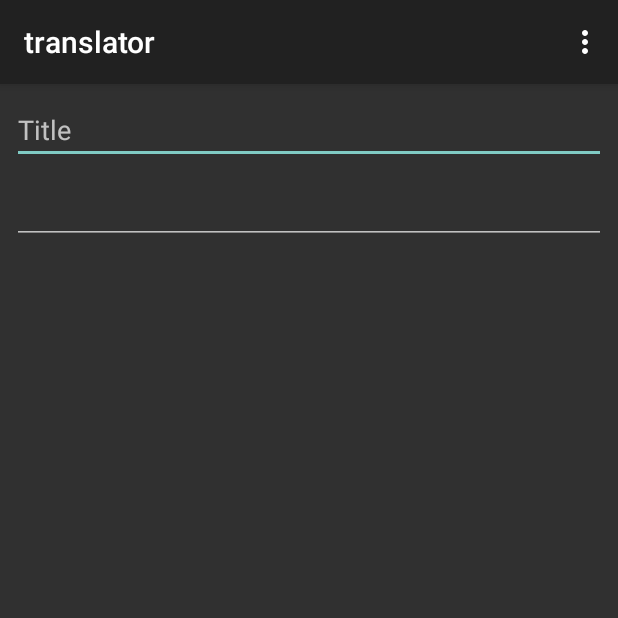
After one commit to harsh2201/Image-To-Recipe, an Android app: the EditActivity screen opened directly, with no data from a screen before it, on a phone screen of 412 x 824 dp, the top half of it. The commit adds this screen. Run offline under Robolectric (Android 15) with nearby library versions, the phone set to English and light mode, and no system bars; 2 statements that could not run were skipped.

Commit message:
EditActivity

```diff
--- a/app/src/main/AndroidManifest.xml
+++ b/app/src/main/AndroidManifest.xml
@@ -40,6 +40,9 @@
         <activity
             android:name=".ViewProductActivity"
             android:theme="@style/Theme.AppCompat" />
+        <activity
+            android:name=".EditActivity"
+            android:theme="@style/Base.Theme.AppCompat" />
     </application>
 
 </manifest>
--- /dev/null
+++ b/app/src/main/res/drawable/img_discard.xml
@@ -0,0 +1,5 @@
+<vector android:height="24dp" android:tint="#D9D9D9"
+    android:viewportHeight="24.0" android:viewportWidth="24.0"
+    android:width="24dp" xmlns:android="http://schemas.android.com/apk/res/android">
+    <path android:fillColor="#FF000000" android:pathData="M19,6.41L17.59,5 12,10.59 6.41,5 5,6.41 10.59,12 5,17.59 6.41,19 12,13.41 17.59,19 19,17.59 13.41,12z"/>
+</vector>
--- /dev/null
+++ b/app/src/main/res/drawable/img_save.xml
@@ -0,0 +1,5 @@
+<vector android:height="24dp" android:tint="#D9D9D9"
+    android:viewportHeight="24.0" android:viewportWidth="24.0"
+    android:width="24dp" xmlns:android="http://schemas.android.com/apk/res/android">
+    <path android:fillColor="#FF000000" android:pathData="M17,3L5,3c-1.11,0 -2,0.9 -2,2v14c0,1.1 0.89,2 2,2h14c1.1,0 2,-0.9 2,-2L21,7l-4,-4zM12,19c-1.66,0 -3,-1.34 -3,-3s1.34,-3 3,-3 3,1.34 3,3 -1.34,3 -3,3zM15,9L5,9L5,5h10v4z"/>
+</vector>
--- /dev/null
+++ b/app/src/main/res/layout/activity_edit.xml
@@ -0,0 +1,35 @@
+<?xml version="1.0" encoding="utf-8"?>
+<android.support.constraint.ConstraintLayout xmlns:android="http://schemas.android.com/apk/res/android"
+    xmlns:app="http://schemas.android.com/apk/res-auto"
+    xmlns:tools="http://schemas.android.com/tools"
+    android:layout_width="match_parent"
+    android:layout_height="match_parent"
+    tools:context=".EditActivity">
+
+    <EditText
+        android:id="@+id/edit_titleEditText"
+        android:layout_width="0dp"
+        android:layout_height="wrap_content"
+        android:layout_marginEnd="8dp"
+        android:layout_marginStart="8dp"
+        android:layout_marginTop="8dp"
+        android:ems="10"
+        android:hint="Title"
+        android:inputType="textPersonName"
+        app:layout_constraintEnd_toEndOf="parent"
+        app:layout_constraintStart_toStartOf="parent"
+        app:layout_constraintTop_toTopOf="parent" />
+
+    <EditText
+        android:id="@+id/edit_detectedEditText"
+        android:layout_width="0dp"
+        android:layout_height="wrap_content"
+        android:layout_marginEnd="8dp"
+        android:layout_marginStart="8dp"
+        android:layout_marginTop="8dp"
+        android:ems="10"
+        android:inputType="textMultiLine"
+        app:layout_constraintEnd_toEndOf="parent"
+        app:layout_constraintStart_toStartOf="parent"
+        app:layout_constraintTop_toBottomOf="@+id/edit_titleEditText" />
+</android.support.constraint.ConstraintLayout>
--- a/app/src/main/res/menu/features_list.xml
+++ b/app/src/main/res/menu/features_list.xml
@@ -21,4 +21,10 @@
         android:icon="@drawable/img_mic"
         app:showAsAction="always"
         android:title="Mic" />
+
+    <item
+        android:id="@+id/edit"
+        android:icon="@drawable/img_edit"
+        app:showAsAction="always"
+        android:title="Edit" />
 </menu>
--- /dev/null
+++ b/app/src/main/res/menu/menu_edit.xml
@@ -0,0 +1,21 @@
+<?xml version="1.0" encoding="utf-8"?>
+<menu xmlns:android="http://schemas.android.com/apk/res/android"
+    xmlns:app="http://schemas.android.com/apk/res-auto">
+
+
+
+    <item
+        android:id="@+id/menu_save"
+        app:showAsAction="never"
+        android:title="Save" />
+
+
+
+    <item
+        android:id="@+id/menu_discard"
+        app:showAsAction="never"
+        android:title="Discard" />
+
+
+
+</menu>
```
Also changed, not shown: app/src/main/java/com/example/sanketpatel/translator/EditActivity.java (added, +113 -0 lines), app/src/main/java/com/example/sanketpatel/translator/ViewProductActivity.java (+7 -1 lines).
